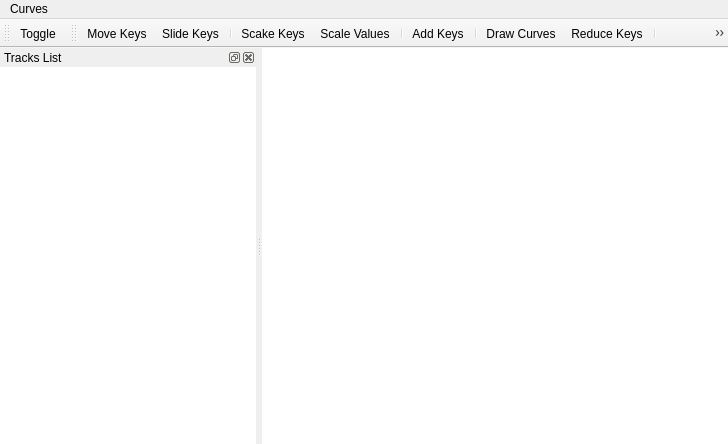
First picture: the form in axengine/src/axeditorapp/gfxtrackedit.ui, repository huangdonghai/axonengine, before the edit.
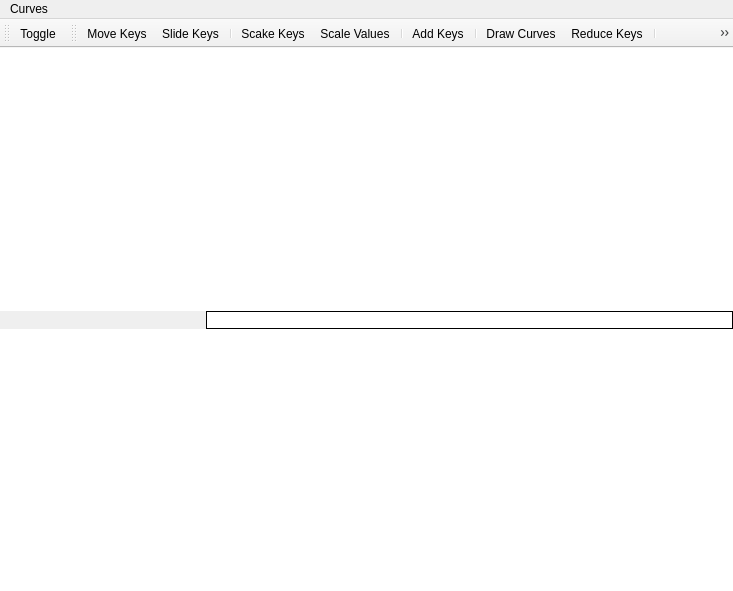
Second picture: the form after the edit. Icons and pictures are not drawn. Custom widgets are drawn as their Qt base class.

The edit to the form file:
```diff
--- a/axengine/src/axeditorapp/gfxtrackedit.ui
+++ b/axengine/src/axeditorapp/gfxtrackedit.ui
@@ -6,26 +6,105 @@
    <rect>
     <x>0</x>
     <y>0</y>
-    <width>728</width>
-    <height>444</height>
+    <width>733</width>
+    <height>591</height>
    </rect>
   </property>
   <property name="windowTitle">
    <string>Gfx Track Edit</string>
   </property>
   <widget class="QWidget" name="centralWidget">
-   <layout class="QHBoxLayout" name="horizontalLayout">
+   <layout class="QVBoxLayout" name="verticalLayout">
     <property name="spacing">
      <number>0</number>
     </property>
     <property name="margin">
      <number>0</number>
     </property>
+    <item>
+     <widget class="QGraphicsView" name="graphicsView_2">
+      <property name="frameShape">
+       <enum>QFrame::NoFrame</enum>
+      </property>
+      <property name="verticalScrollBarPolicy">
+       <enum>Qt::ScrollBarAlwaysOff</enum>
+      </property>
+      <property name="horizontalScrollBarPolicy">
+       <enum>Qt::ScrollBarAlwaysOff</enum>
+      </property>
+     </widget>
+    </item>
+    <item>
+     <layout class="QHBoxLayout" name="horizontalLayout">
+      <item>
+       <widget class="QWidget" name="widget" native="true">
+        <property name="sizePolicy">
+         <sizepolicy hsizetype="Fixed" vsizetype="Fixed">
+          <horstretch>0</horstretch>
+          <verstretch>0</verstretch>
+         </sizepolicy>
+        </property>
+        <property name="minimumSize">
+         <size>
+          <width>200</width>
+          <height>0</height>
+         </size>
+        </property>
+        <property name="maximumSize">
+         <size>
+          <width>16777215</width>
+          <height>18</height>
+         </size>
+        </property>
+       </widget>
+      </item>
+      <item>
+       <widget class="QGraphicsView" name="graphicsView_3">
+        <property name="sizePolicy">
+         <sizepolicy hsizetype="Expanding" vsizetype="Fixed">
+          <horstretch>0</horstretch>
+          <verstretch>0</verstretch>
+         </sizepolicy>
+        </property>
+        <property name="maximumSize">
+         <size>
+          <width>16777215</width>
+          <height>18</height>
+         </size>
+        </property>
+        <property name="autoFillBackground">
+         <bool>true</bool>
+        </property>
+        <property name="frameShape">
+         <enum>QFrame::Box</enum>
+        </property>
+        <property name="frameShadow">
+         <enum>QFrame::Plain</enum>
+        </property>
+       </widget>
+      </item>
+     </layout>
+    </item>
     <item>
      <widget class="TrackWidget" name="graphicsView">
       <property name="frameShape">
        <enum>QFrame::NoFrame</enum>
       </property>
+      <property name="verticalScrollBarPolicy">
+       <enum>Qt::ScrollBarAlwaysOff</enum>
+      </property>
+      <property name="horizontalScrollBarPolicy">
+       <enum>Qt::ScrollBarAlwaysOff</enum>
+      </property>
+      <property name="backgroundBrush">
+       <brush brushstyle="SolidPattern">
+        <color alpha="255">
+         <red>0</red>
+         <green>0</green>
+         <blue>0</blue>
+        </color>
+       </brush>
+      </property>
      </widget>
     </item>
    </layout>
@@ -35,7 +114,7 @@
     <rect>
      <x>0</x>
      <y>0</y>
-     <width>728</width>
+     <width>733</width>
      <height>19</height>
     </rect>
    </property>
@@ -91,51 +170,6 @@
    <addaction name="actionZoom"/>
    <addaction name="actionZoomRigion"/>
   </widget>
-  <widget class="QDockWidget" name="dockWidget">
-   <property name="windowTitle">
-    <string>Tracks List</string>
-   </property>
-   <attribute name="dockWidgetArea">
-    <number>1</number>
-   </attribute>
-   <widget class="QWidget" name="dockWidgetContents">
-    <layout class="QHBoxLayout" name="horizontalLayout_2">
-     <property name="spacing">
-      <number>0</number>
-     </property>
-     <property name="margin">
-      <number>0</number>
-     </property>
-     <item>
-      <widget class="QTreeWidget" name="treeWidget">
-       <property name="sizePolicy">
-        <sizepolicy hsizetype="Expanding" vsizetype="Expanding">
-         <horstretch>0</horstretch>
-         <verstretch>0</verstretch>
-        </sizepolicy>
-       </property>
-       <property name="minimumSize">
-        <size>
-         <width>200</width>
-         <height>0</height>
-        </size>
-       </property>
-       <property name="frameShape">
-        <enum>QFrame::NoFrame</enum>
-       </property>
-       <attribute name="headerVisible">
-        <bool>false</bool>
-       </attribute>
-       <column>
-        <property name="text">
-         <string>1</string>
-        </property>
-       </column>
-      </widget>
-     </item>
-    </layout>
-   </widget>
-  </widget>
   <action name="actionToggle">
    <property name="icon">
     <iconset>
```
